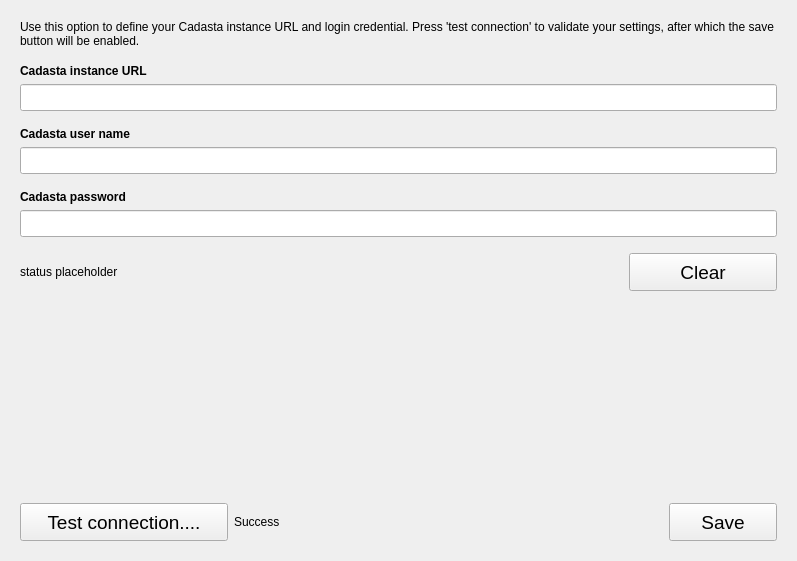
The window that cadasta/gui/ui/widget/options_widget.ui (kartoza/cadasta-qgis-plugin) describes before a commit, drawn with Qt 5.
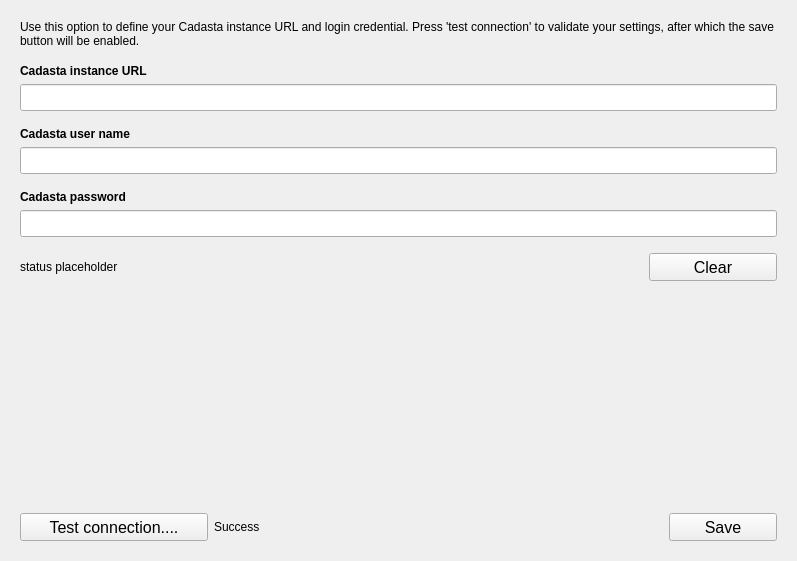
The same window after the commit.

Patch:
```diff
--- a/cadasta/gui/ui/widget/options_widget.ui
+++ b/cadasta/gui/ui/widget/options_widget.ui
@@ -258,14 +258,14 @@
           <widget class="QPushButton" name="clear_button">
            <property name="font">
             <font>
-             <pointsize>14</pointsize>
+             <pointsize>12</pointsize>
             </font>
            </property>
            <property name="cursor">
             <cursorShape>PointingHandCursor</cursorShape>
            </property>
            <property name="styleSheet">
-            <string notr="true">width: 140px; height: 30px; </string>
+            <string notr="true">width: 120px; height: 20px; </string>
            </property>
            <property name="text">
             <string>Clear</string>
@@ -293,14 +293,14 @@
           <widget class="QPushButton" name="test_connection_button">
            <property name="font">
             <font>
-             <pointsize>14</pointsize>
+             <pointsize>12</pointsize>
             </font>
            </property>
            <property name="cursor">
             <cursorShape>PointingHandCursor</cursorShape>
            </property>
            <property name="styleSheet">
-            <string notr="true">width: 200px; height: 30px; </string>
+            <string notr="true">width: 180px; height: 20px; </string>
            </property>
            <property name="text">
             <string>Test connection....</string>
@@ -331,14 +331,14 @@
           <widget class="QPushButton" name="save_button">
            <property name="font">
             <font>
-             <pointsize>14</pointsize>
+             <pointsize>12</pointsize>
             </font>
            </property>
            <property name="cursor">
             <cursorShape>PointingHandCursor</cursorShape>
            </property>
            <property name="styleSheet">
-            <string notr="true">width: 100px; height: 30px; </string>
+            <string notr="true">width: 100px; height: 20px; </string>
            </property>
            <property name="text">
             <string>Save</string>
```
